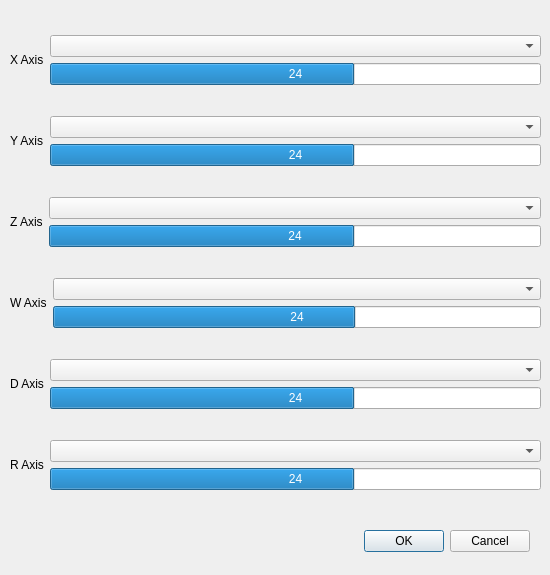
Old version of the form joysticksetupdialog.ui in the repository igorek-murrom/RovUI2.
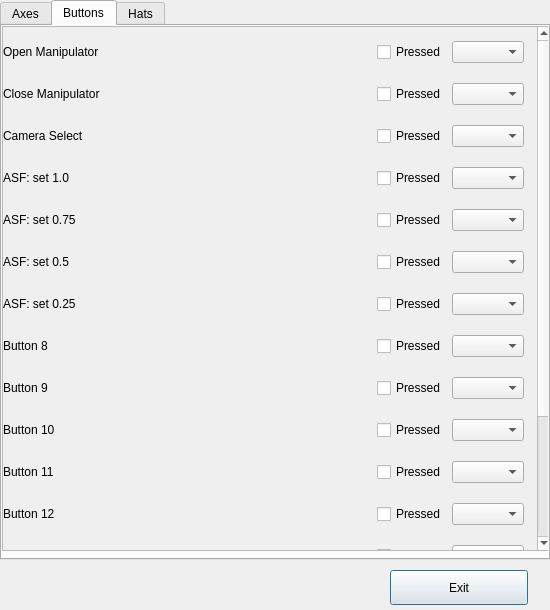
New version of the form. The open tabs and pages were chosen to show the change.

Diff of the .ui file:
```diff
--- a/joysticksetupdialog.ui
+++ b/joysticksetupdialog.ui
@@ -7,38 +7,51 @@
     <x>0</x>
     <y>0</y>
     <width>550</width>
-    <height>575</height>
+    <height>610</height>
    </rect>
   </property>
   <property name="windowTitle">
    <string>Dialog</string>
   </property>
-  <widget class="QDialogButtonBox" name="buttonBox">
+  <widget class="QPushButton" name="exitButton">
    <property name="geometry">
     <rect>
-     <x>230</x>
-     <y>525</y>
-     <width>300</width>
-     <height>32</height>
+     <x>390</x>
+     <y>570</y>
+     <width>138</width>
+     <height>35</height>
     </rect>
    </property>
-   <property name="orientation">
-    <enum>Qt::Horizontal</enum>
-   </property>
-   <property name="standardButtons">
-    <set>QDialogButtonBox::Cancel|QDialogButtonBox::Ok</set>
+   <property name="text">
+    <string>Exit</string>
    </property>
   </widget>
+  <widget class="QTabWidget" name="tabWidget">
+   <property name="geometry">
+    <rect>
+     <x>0</x>
+     <y>0</y>
+     <width>550</width>
+     <height>560</height>
+    </rect>
+   </property>
+   <property name="currentIndex">
+    <number>2</number>
+   </property>
+   <widget class="QWidget" name="axesTab">
+    <attribute name="title">
+     <string>Axes</string>
+    </attribute>
   <widget class="QWidget" name="verticalLayoutWidget_2">
    <property name="geometry">
     <rect>
      <x>10</x>
-     <y>10</y>
+       <y>1</y>
      <width>531</width>
-     <height>511</height>
-    </rect>
-   </property>
-   <layout class="QVBoxLayout" name="verticalLayout">
+       <height>512</height>
+      </rect>
+     </property>
+     <layout class="QVBoxLayout" name="axesLayout">
     <item>
      <layout class="QHBoxLayout" name="xAxisLayout">
       <item>
@@ -246,6 +259,608 @@
    </layout>
   </widget>
  </widget>
+   <widget class="QWidget" name="buttonTab">
+    <attribute name="title">
+     <string>Buttons</string>
+    </attribute>
+    <widget class="QScrollArea" name="scrollArea">
+     <property name="geometry">
+      <rect>
+       <x>0</x>
+       <y>0</y>
+       <width>550</width>
+       <height>525</height>
+      </rect>
+     </property>
+     <property name="sizePolicy">
+      <sizepolicy hsizetype="Expanding" vsizetype="Expanding">
+       <horstretch>0</horstretch>
+       <verstretch>0</verstretch>
+      </sizepolicy>
+     </property>
+     <property name="verticalScrollBarPolicy">
+      <enum>Qt::ScrollBarAlwaysOn</enum>
+     </property>
+     <property name="horizontalScrollBarPolicy">
+      <enum>Qt::ScrollBarAlwaysOff</enum>
+     </property>
+     <property name="sizeAdjustPolicy">
+      <enum>QAbstractScrollArea::AdjustToContents</enum>
+     </property>
+     <property name="widgetResizable">
+      <bool>true</bool>
+     </property>
+     <widget class="QWidget" name="scrollAreaWidgetContents">
+      <property name="geometry">
+       <rect>
+        <x>0</x>
+        <y>0</y>
+        <width>534</width>
+        <height>690</height>
+       </rect>
+      </property>
+      <property name="sizePolicy">
+       <sizepolicy hsizetype="Preferred" vsizetype="Preferred">
+        <horstretch>0</horstretch>
+        <verstretch>0</verstretch>
+       </sizepolicy>
+      </property>
+      <property name="minimumSize">
+       <size>
+        <width>525</width>
+        <height>690</height>
+       </size>
+      </property>
+      <widget class="QWidget" name="verticalLayoutWidget">
+       <property name="geometry">
+        <rect>
+         <x>0</x>
+         <y>0</y>
+         <width>521</width>
+         <height>684</height>
+        </rect>
+       </property>
+       <layout class="QVBoxLayout" name="buttonLayout">
+        <item>
+         <layout class="QHBoxLayout" name="openManipHL" stretch="1,0,0">
+          <item>
+           <widget class="QLabel" name="openManipL">
+            <property name="text">
+             <string>Open Manipulator</string>
+            </property>
+           </widget>
+          </item>
+          <item>
+           <widget class="QCheckBox" name="openManipID">
+            <property name="text">
+             <string>Pressed</string>
+            </property>
+            <property name="checkable">
+             <bool>true</bool>
+            </property>
+           </widget>
+          </item>
+          <item>
+           <widget class="QComboBox" name="openManipCB"/>
+          </item>
+         </layout>
+        </item>
+        <item>
+         <layout class="QHBoxLayout" name="closeManipHL" stretch="1,0,0">
+          <item>
+           <widget class="QLabel" name="closeManipL">
+            <property name="text">
+             <string>Close Manipulator</string>
+            </property>
+           </widget>
+          </item>
+          <item>
+           <widget class="QCheckBox" name="closeManipID">
+            <property name="text">
+             <string>Pressed</string>
+            </property>
+            <property name="checkable">
+             <bool>true</bool>
+            </property>
+           </widget>
+          </item>
+          <item>
+           <widget class="QComboBox" name="closeManipCB"/>
+          </item>
+         </layout>
+        </item>
+        <item>
+         <layout class="QHBoxLayout" name="camSelHL" stretch="1,0,0">
+          <item>
+           <widget class="QLabel" name="camSelL">
+            <property name="text">
+             <string>Camera Select</string>
+            </property>
+           </widget>
+          </item>
+          <item>
+           <widget class="QCheckBox" name="camSelID">
+            <property name="text">
+             <string>Pressed</string>
+            </property>
+            <property name="checkable">
+             <bool>true</bool>
+            </property>
+           </widget>
+          </item>
+          <item>
+           <widget class="QComboBox" name="camSelCB"/>
+          </item>
+         </layout>
+        </item>
+        <item>
+         <layout class="QHBoxLayout" name="asfFHL" stretch="1,0,0">
+          <item>
+           <widget class="QLabel" name="asfFL">
+            <property name="text">
+             <string>ASF: set 1.0</string>
+            </property>
+           </widget>
+          </item>
+          <item>
+           <widget class="QCheckBox" name="asfFID">
+            <property name="text">
+             <string>Pressed</string>
+            </property>
+            <property name="checkable">
+             <bool>true</bool>
+            </property>
+           </widget>
+          </item>
+          <item>
+           <widget class="QComboBox" name="asfFCB"/>
+          </item>
+         </layout>
+        </item>
+        <item>
+         <layout class="QHBoxLayout" name="asfMHL" stretch="1,0,0">
+          <item>
+           <widget class="QLabel" name="asfMSL">
+            <property name="text">
+             <string>ASF: set 0.75</string>
+            </property>
+           </widget>
+          </item>
+          <item>
+           <widget class="QCheckBox" name="asfMID">
+            <property name="text">
+             <string>Pressed</string>
+            </property>
+            <property name="checkable">
+             <bool>true</bool>
+            </property>
+           </widget>
+          </item>
+          <item>
+           <widget class="QComboBox" name="asfMCB"/>
+          </item>
+         </layout>
+        </item>
+        <item>
+         <layout class="QHBoxLayout" name="asfSHL" stretch="1,0,0">
+          <item>
+           <widget class="QLabel" name="asfSL">
+            <property name="text">
+             <string>ASF: set 0.5</string>
+            </property>
+           </widget>
+          </item>
+          <item>
+           <widget class="QCheckBox" name="asfSID">
+            <property name="text">
+             <string>Pressed</string>
+            </property>
+            <property name="checkable">
+             <bool>true</bool>
+            </property>
+           </widget>
+          </item>
+          <item>
+           <widget class="QComboBox" name="asfSCB"/>
+          </item>
+         </layout>
+        </item>
+        <item>
+         <layout class="QHBoxLayout" name="asfUSHL" stretch="1,0,0">
+          <item>
+           <widget class="QLabel" name="asfUSL">
+            <property name="text">
+             <string>ASF: set 0.25</string>
+            </property>
+           </widget>
+          </item>
+          <item>
+           <widget class="QCheckBox" name="asfUSID">
+            <property name="text">
+             <string>Pressed</string>
+            </property>
+            <property name="checkable">
+             <bool>true</bool>
+            </property>
+           </widget>
+          </item>
+          <item>
+           <widget class="QComboBox" name="asfUSCB"/>
+          </item>
+         </layout>
+        </item>
+        <item>
+         <layout class="QHBoxLayout" name="button8HL" stretch="1,0,0">
+          <item>
+           <widget class="QLabel" name="button8L">
+            <property name="text">
+             <string>Button 8</string>
+            </property>
+           </widget>
+          </item>
+          <item>
+           <widget class="QCheckBox" name="button8ID">
+            <property name="text">
+             <string>Pressed</string>
+            </property>
+            <property name="checkable">
+             <bool>true</bool>
+            </property>
+           </widget>
+          </item>
+          <item>
+           <widget class="QComboBox" name="button8CB"/>
+          </item>
+         </layout>
+        </item>
+        <item>
+         <layout class="QHBoxLayout" name="button9HL" stretch="1,0,0">
+          <item>
+           <widget class="QLabel" name="button9L">
+            <property name="text">
+             <string>Button 9</string>
+            </property>
+           </widget>
+          </item>
+          <item>
+           <widget class="QCheckBox" name="button9ID">
+            <property name="text">
+             <string>Pressed</string>
+            </property>
+            <property name="checkable">
+             <bool>true</bool>
+            </property>
+           </widget>
+          </item>
+          <item>
+           <widget class="QComboBox" name="button9CB"/>
+          </item>
+         </layout>
+        </item>
+        <item>
+         <layout class="QHBoxLayout" name="button10HL" stretch="1,0,0">
+          <item>
+           <widget class="QLabel" name="button10L">
+            <property name="text">
+             <string>Button 10</string>
+            </property>
+           </widget>
+          </item>
+          <item>
+           <widget class="QCheckBox" name="button10ID">
+            <property name="text">
+             <string>Pressed</string>
+            </property>
+            <property name="checkable">
+             <bool>true</bool>
+            </property>
+           </widget>
+          </item>
+          <item>
+           <widget class="QComboBox" name="button10CB"/>
+          </item>
+         </layout>
+        </item>
+        <item>
+         <layout class="QHBoxLayout" name="button11HL" stretch="1,0,0">
+          <item>
+           <widget class="QLabel" name="button11L">
+            <property name="text">
+             <string>Button 11</string>
+            </property>
+           </widget>
+          </item>
+          <item>
+           <widget class="QCheckBox" name="button11ID">
+            <property name="text">
+             <string>Pressed</string>
+            </property>
+            <property name="checkable">
+             <bool>true</bool>
+            </property>
+           </widget>
+          </item>
+          <item>
+           <widget class="QComboBox" name="button11CB"/>
+          </item>
+         </layout>
+        </item>
+        <item>
+         <layout class="QHBoxLayout" name="button12HL" stretch="1,0,0">
+          <item>
+           <widget class="QLabel" name="button12L">
+            <property name="text">
+             <string>Button 12</string>
+            </property>
+           </widget>
+          </item>
+          <item>
+           <widget class="QCheckBox" name="button12ID">
+            <property name="text">
+             <string>Pressed</string>
+            </property>
+            <property name="checkable">
+             <bool>true</bool>
+            </property>
+           </widget>
+          </item>
+          <item>
+           <widget class="QComboBox" name="button12CB"/>
+          </item>
+         </layout>
+        </item>
+        <item>
+         <layout class="QHBoxLayout" name="button13HL" stretch="1,0,0">
+          <item>
+           <widget class="QLabel" name="button13L">
+            <property name="text">
+             <string>Button 13</string>
+            </property>
+           </widget>
+          </item>
+          <item>
+           <widget class="QCheckBox" name="button13ID">
+            <property name="text">
+             <string>Pressed</string>
+            </property>
+            <property name="checkable">
+             <bool>true</bool>
+            </property>
+           </widget>
+          </item>
+          <item>
+           <widget class="QComboBox" name="button13CB"/>
+          </item>
+         </layout>
+        </item>
+        <item>
+         <layout class="QHBoxLayout" name="button14HL" stretch="1,0,0">
+          <item>
+           <widget class="QLabel" name="button14L">
+            <property name="text">
+             <string>Button 14</string>
+            </property>
+           </widget>
+          </item>
+          <item>
+           <widget class="QCheckBox" name="button14ID">
+            <property name="text">
+             <string>Pressed</string>
+            </property>
+            <property name="checkable">
+             <bool>true</bool>
+            </property>
+           </widget>
+          </item>
+          <item>
+           <widget class="QComboBox" name="button14CB"/>
+          </item>
+         </layout>
+        </item>
+        <item>
+         <layout class="QHBoxLayout" name="button15HL" stretch="1,0,0">
+          <item>
+           <widget class="QLabel" name="button15L">
+            <property name="text">
+             <string>Button 15</string>
+            </property>
+           </widget>
+          </item>
+          <item>
+           <widget class="QCheckBox" name="button15ID">
+            <property name="text">
+             <string>Pressed</string>
+            </property>
+            <property name="checkable">
+             <bool>true</bool>
+            </property>
+           </widget>
+          </item>
+          <item>
+           <widget class="QComboBox" name="button15CB"/>
+          </item>
+         </layout>
+        </item>
+        <item>
+         <layout class="QHBoxLayout" name="button16HL" stretch="1,0,0">
+          <item>
+           <widget class="QLabel" name="button16L">
+            <property name="text">
+             <string>Button 16</string>
+            </property>
+           </widget>
+          </item>
+          <item>
+           <widget class="QCheckBox" name="button16ID">
+            <property name="text">
+             <string>Pressed</string>
+            </property>
+            <property name="checkable">
+             <bool>true</bool>
+            </property>
+           </widget>
+          </item>
+          <item>
+           <widget class="QComboBox" name="button16CB"/>
+          </item>
+         </layout>
+        </item>
+       </layout>
+      </widget>
+     </widget>
+    </widget>
+   </widget>
+   <widget class="QWidget" name="hatsTab">
+    <attribute name="title">
+     <string>Hats</string>
+    </attribute>
+    <widget class="QWidget" name="verticalLayoutWidget_3">
+     <property name="geometry">
+      <rect>
+       <x>0</x>
+       <y>0</y>
+       <width>541</width>
+       <height>371</height>
+      </rect>
+     </property>
+     <layout class="QVBoxLayout" name="hatsLayout">
+      <item>
+       <layout class="QHBoxLayout" name="hatCamServoLayout" stretch="1,0,0">
+        <item>
+         <widget class="QLabel" name="hatCamServoL">
+          <property name="text">
+           <string>Camera Servo</string>
+          </property>
+         </widget>
+        </item>
+        <item>
+         <widget class="QProgressBar" name="hatCamServoPB">
+          <property name="minimum">
+           <number>-1</number>
+          </property>
+          <property name="maximum">
+           <number>1</number>
+          </property>
+          <property name="value">
+           <number>0</number>
+          </property>
+          <property name="invertedAppearance">
+           <bool>false</bool>
+          </property>
+          <property name="format">
+           <string>%v</string>
+          </property>
+         </widget>
+        </item>
+        <item>
+         <widget class="QComboBox" name="hatCamServoCB"/>
+        </item>
+       </layout>
+      </item>
+      <item>
+       <layout class="QHBoxLayout" name="hat2Layout" stretch="1,0,0">
+        <item>
+         <widget class="QLabel" name="hat2L">
+          <property name="text">
+           <string>Hat 2</string>
+          </property>
+         </widget>
+        </item>
+        <item>
+         <widget class="QProgressBar" name="hat2PB">
+          <property name="minimum">
+           <number>-1</number>
+          </property>
+          <property name="maximum">
+           <number>1</number>
+          </property>
+          <property name="value">
+           <number>0</number>
+          </property>
+          <property name="invertedAppearance">
+           <bool>false</bool>
+          </property>
+          <property name="format">
+           <string>%v</string>
+          </property>
+         </widget>
+        </item>
+        <item>
+         <widget class="QComboBox" name="hat2CB"/>
+        </item>
+       </layout>
+      </item>
+      <item>
+       <layout class="QHBoxLayout" name="hat3Layout" stretch="1,0,0">
+        <item>
+         <widget class="QLabel" name="hat3L">
+          <property name="text">
+           <string>Hat 3</string>
+          </property>
+         </widget>
+        </item>
+        <item>
+         <widget class="QProgressBar" name="hat3PB">
+          <property name="minimum">
+           <number>-1</number>
+          </property>
+          <property name="maximum">
+           <number>1</number>
+          </property>
+          <property name="value">
+           <number>0</number>
+          </property>
+          <property name="invertedAppearance">
+           <bool>false</bool>
+          </property>
+          <property name="format">
+           <string>%v</string>
+          </property>
+         </widget>
+        </item>
+        <item>
+         <widget class="QComboBox" name="hat3CB"/>
+        </item>
+       </layout>
+      </item>
+      <item>
+       <layout class="QHBoxLayout" name="hat4Layout" stretch="1,0,0">
+        <item>
+         <widget class="QLabel" name="hat4L">
+          <property name="text">
+           <string>Hat 4</string>
+          </property>
+         </widget>
+        </item>
+        <item>
+         <widget class="QProgressBar" name="hat4PB">
+          <property name="minimum">
+           <number>-1</number>
+          </property>
+          <property name="maximum">
+           <number>1</number>
+          </property>
+          <property name="value">
+           <number>0</number>
+          </property>
+          <property name="invertedAppearance">
+           <bool>false</bool>
+          </property>
+          <property name="format">
+           <string>%v</string>
+          </property>
+         </widget>
+        </item>
+        <item>
+         <widget class="QComboBox" name="hat4CB"/>
+        </item>
+       </layout>
+      </item>
+     </layout>
+    </widget>
+   </widget>
+  </widget>
+ </widget>
  <resources/>
  <connections>
   <connection>
```
Left out of the diff: 28 changed lines with no effect on the pictures. Lines whose indentation alone changed are shown as unchanged.
